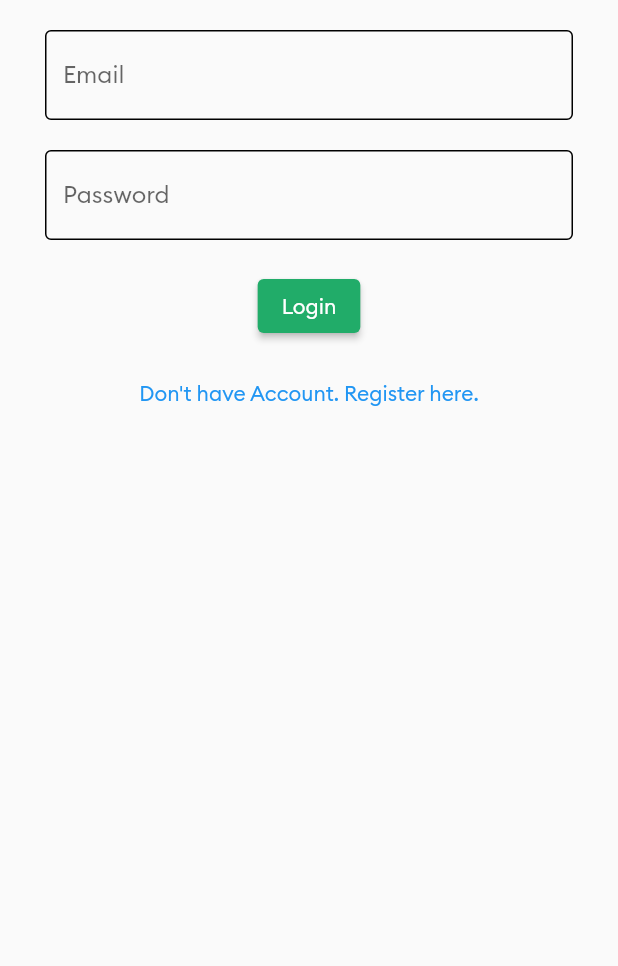
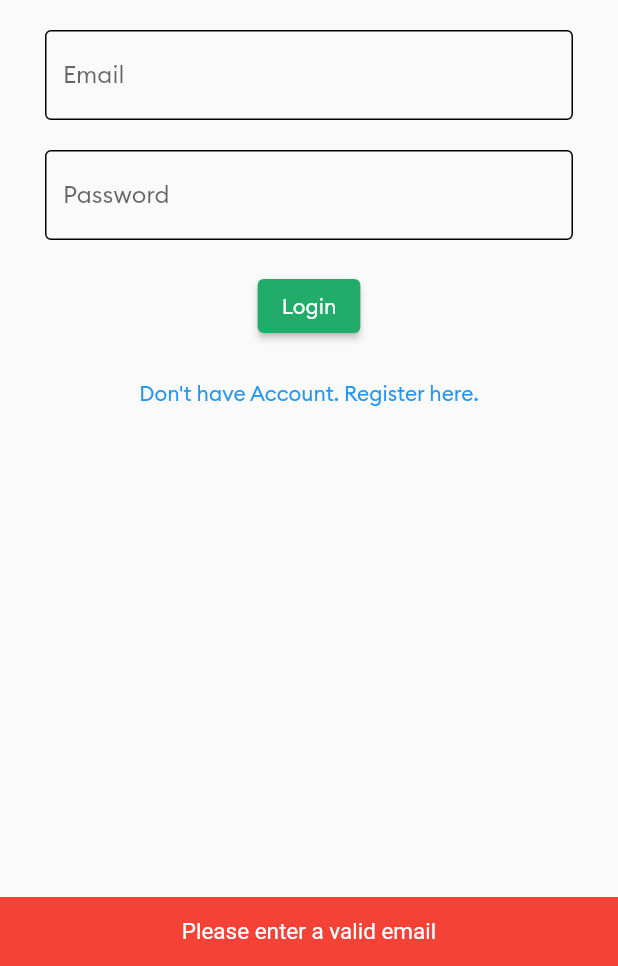
Before and after one commit to negi-tushar/UberDummyApp, a Flutter app: the LoginPage screen opened by its route, after a tap on "Login", on a phone screen of 412 x 824 dp, the part 270-1236 px from its top. Run offline on Flutter 3.47's test engine with Material 2 defaults, Android fonts, the phone set to English and light mode, and no system bars; our stand-ins replace connectivity_plus, firebase_auth, firebase_core, firebase_database, geolocator, google_maps_flutter; missing offline and left inert: flutter_polyline_points; accounts and stored records are empty; network calls fail.

```diff
--- a/lib/screens/loginpage.dart
+++ b/lib/screens/loginpage.dart
@@ -20,15 +20,17 @@ class LoginPage extends StatelessWidget {
   Widget build(BuildContext context) {
     void showSnackBar(String title, context) {
       final snackbar = SnackBar(
+          backgroundColor: Colors.red,
           content: Text(
-        title,
-        textAlign: TextAlign.center,
-        style: const TextStyle(fontSize: 15.0),
-      ));
+            title,
+            textAlign: TextAlign.center,
+            style: const TextStyle(fontSize: 15.0),
+          ));
       ScaffoldMessenger.of(context).showSnackBar(snackbar);
     }
 
     Future<void> signIn() async {
+      print('hello');
       showDialog(
         context: context,
         builder: (BuildContext context) => const ProgressDialog(
--- a/lib/widgets/button.dart
+++ b/lib/widgets/button.dart
@@ -13,7 +13,7 @@ class defaultButton extends StatelessWidget {
 
   @override
   Widget build(BuildContext context) {
-    onpressed() {}
+    //  onpressed() {}
     return ElevatedButton(
       onPressed: onpressed,
       style: ElevatedButton.styleFrom(
```
Also changed, not shown: lib/main.dart (+7 -2 lines), lib/screens/mainpage.dart (+8 -1 lines).
